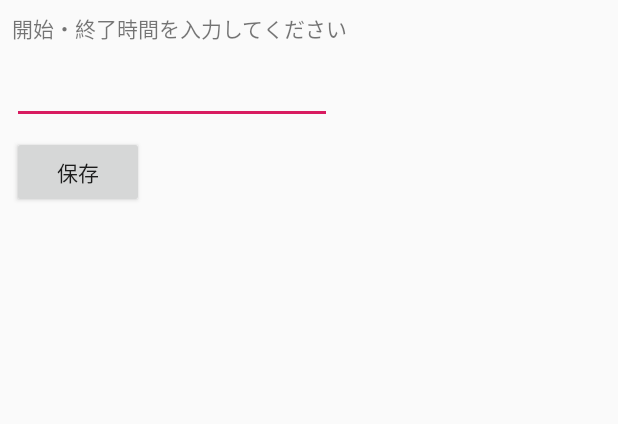
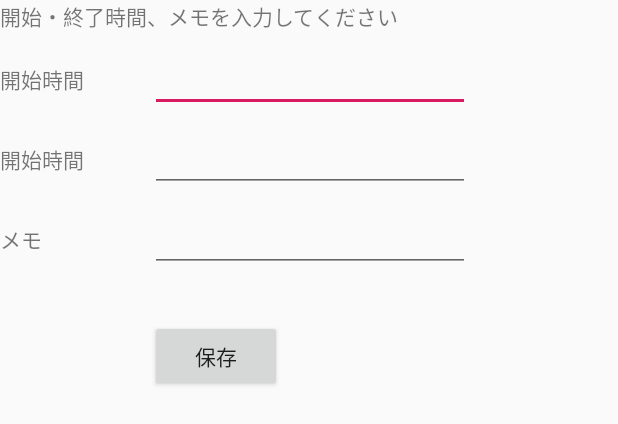
Before and after one commit to k-df-yokoyama/TimeSavingBox, an Android app: the layout activity_main.xml on its own in the app's theme, with its tools: preview values and no code run, on a phone screen of 412 x 824 dp. Shown: the top 424 px of the screen. Run offline under Robolectric (Android 15) with nearby library versions, the phone set to English and light mode, and no system bars.

Commit message:
* Add text box.

```diff
--- a/app/src/main/java/com/sheepduck/android/timesavingbox/MainActivity.kt
+++ b/app/src/main/java/com/sheepduck/android/timesavingbox/MainActivity.kt
@@ -4,7 +4,6 @@ import androidx.appcompat.app.AppCompatActivity
 import android.os.Bundle
 import android.view.View
 import android.widget.EditText
-import java.nio.file.attribute.UserDefinedFileAttributeView
 import java.time.LocalDate
 import java.time.format.DateTimeFormatter
 
@@ -24,7 +23,7 @@ class MainActivity : AppCompatActivity() {
     }
 
     fun onSaveButtonClick(view: View) {
-        val etMemo = findViewById<EditText>(R.id.editText)
+        val etMemo = findViewById<EditText>(R.id.et_memo)
         val memo = etMemo.text.toString()
 
         val db = _helper.writableDatabase
--- a/app/src/main/res/layout-v26/activity_main.xml
+++ b/app/src/main/res/layout-v26/activity_main.xml
@@ -28,10 +28,10 @@
         android:onClick="onSaveButtonClick"
         android:text="@string/btn_save"
         app:layout_constraintStart_toStartOf="parent"
-        app:layout_constraintTop_toBottomOf="@+id/editText" />
+        app:layout_constraintTop_toBottomOf="@+id/et_memo" />
 
     <EditText
-        android:id="@+id/editText"
+        android:id="@+id/et_memo"
         android:layout_width="wrap_content"
         android:layout_height="wrap_content"
         android:layout_marginStart="8dp"
--- a/app/src/main/res/layout/activity_main.xml
+++ b/app/src/main/res/layout/activity_main.xml
@@ -10,41 +10,83 @@
         android:id="@+id/tv_input_time_msg"
         android:layout_width="wrap_content"
         android:layout_height="wrap_content"
-        android:layout_marginLeft="8dp"
-        android:layout_marginTop="8dp"
         android:text="@string/tv_input_time_msg"
-        app:layout_constraintBottom_toTopOf="@+id/editText"
-        app:layout_constraintHorizontal_bias="0.0"
-        app:layout_constraintLeft_toLeftOf="parent"
-        app:layout_constraintRight_toRightOf="parent"
-        app:layout_constraintTop_toTopOf="parent"
-        app:layout_constraintVertical_bias="0.0" />
-
-    <EditText
-        android:id="@+id/editText"
-        android:layout_width="wrap_content"
-        android:layout_height="wrap_content"
-        android:layout_marginStart="8dp"
-        android:layout_marginLeft="8dp"
-        android:layout_marginTop="8dp"
-        android:ems="10"
-        android:inputType="textPersonName"
-        app:layout_constraintBottom_toTopOf="@+id/button"
-        app:layout_constraintEnd_toEndOf="parent"
-        app:layout_constraintHorizontal_bias="0.0"
         app:layout_constraintStart_toStartOf="parent"
-        app:layout_constraintTop_toBottomOf="@+id/tv_input_time_msg" />
+        app:layout_constraintTop_toTopOf="parent" />
 
     <Button
         android:id="@+id/button"
         android:layout_width="wrap_content"
         android:layout_height="wrap_content"
-        android:layout_marginStart="8dp"
-        android:layout_marginLeft="8dp"
-        android:layout_marginTop="8dp"
+        android:layout_marginTop="32dp"
         android:onClick="onSaveButtonClick"
         android:text="@string/btn_save"
-        app:layout_constraintStart_toStartOf="parent"
-        app:layout_constraintTop_toBottomOf="@+id/editText" />
+        app:layout_constraintStart_toStartOf="@+id/guideline"
+        app:layout_constraintTop_toBottomOf="@+id/et_memo" />
+
+    <TextView
+        android:id="@+id/tv_start_time"
+        android:layout_width="58dp"
+        android:layout_height="25dp"
+        android:text="@string/tv_start_time"
+        app:layout_constraintBaseline_toBaselineOf="@+id/et_start_time"
+        app:layout_constraintStart_toStartOf="parent" />
+
+    <TextView
+        android:id="@+id/tv_end_time"
+        android:layout_width="wrap_content"
+        android:layout_height="wrap_content"
+        android:text="@string/tv_end_time"
+        app:layout_constraintBaseline_toBaselineOf="@+id/et_end_time"
+        app:layout_constraintStart_toStartOf="parent" />
+
+    <TextView
+        android:id="@+id/tv_memo"
+        android:layout_width="wrap_content"
+        android:layout_height="wrap_content"
+        android:text="@string/tv_memo"
+        app:layout_constraintBaseline_toBaselineOf="@+id/et_memo"
+        app:layout_constraintStart_toStartOf="parent" />
+
+    <EditText
+        android:id="@+id/et_start_time"
+        android:layout_width="wrap_content"
+        android:layout_height="wrap_content"
+        android:layout_marginTop="8dp"
+        android:autofillHints=""
+        android:ems="10"
+        android:inputType="text"
+        app:layout_constraintStart_toStartOf="@+id/guideline"
+        app:layout_constraintTop_toBottomOf="@+id/tv_input_time_msg" />
+
+    <EditText
+        android:id="@+id/et_end_time"
+        android:layout_width="wrap_content"
+        android:layout_height="wrap_content"
+        android:layout_marginTop="8dp"
+        android:autofillHints=""
+        android:ems="10"
+        android:inputType="text"
+        android:visibility="visible"
+        app:layout_constraintStart_toStartOf="@+id/guideline"
+        app:layout_constraintTop_toBottomOf="@+id/et_start_time" />
+
+    <EditText
+        android:id="@+id/et_memo"
+        android:layout_width="wrap_content"
+        android:layout_height="wrap_content"
+        android:layout_marginTop="8dp"
+        android:autofillHints=""
+        android:ems="10"
+        android:inputType="text"
+        app:layout_constraintStart_toStartOf="@+id/guideline"
+        app:layout_constraintTop_toBottomOf="@+id/et_end_time" />
+
+    <androidx.constraintlayout.widget.Guideline
+        android:id="@+id/guideline"
+        android:layout_width="wrap_content"
+        android:layout_height="wrap_content"
+        android:orientation="vertical"
+        app:layout_constraintGuide_begin="100dp" />
 
 </androidx.constraintlayout.widget.ConstraintLayout>
--- a/app/src/main/res/values/strings.xml
+++ b/app/src/main/res/values/strings.xml
@@ -1,5 +1,8 @@
 <resources>
     <string name="app_name">TimeSavingBox</string>
-    <string name="tv_input_time_msg">開始・終了時間を入力してください</string>
+    <string name="tv_input_time_msg">開始・終了時間、メモを入力してください</string>
+    <string name="tv_start_time">開始時間</string>
+    <string name="tv_end_time">開始時間</string>
+    <string name="tv_memo">メモ</string>
     <string name="btn_save">保存</string>
 </resources>
```
Also changed, not shown: 1 other file.
